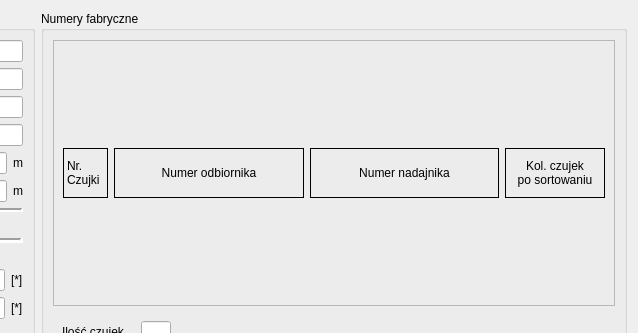
Qt form CzujkiLinioweApp/parametrybadaniaczujkidlg.ui (wiacekmarcin/CzujkiLiniowe) before a commit; both pictures show x 562 to 1200 and y 0 to 333 of the 1200 by 600 pixel window.
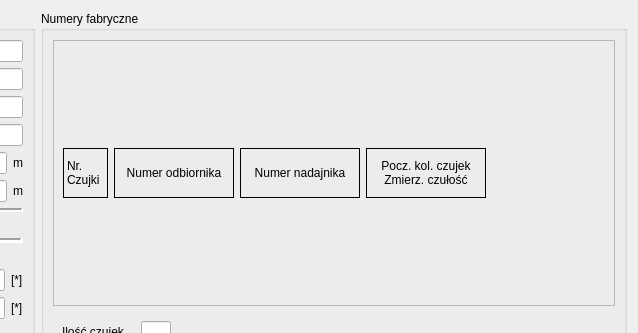
The same form after that commit.

Patch:
```diff
--- a/CzujkiLinioweApp/parametrybadaniaczujkidlg.ui
+++ b/CzujkiLinioweApp/parametrybadaniaczujkidlg.ui
@@ -294,6 +294,57 @@
          <enum>QFrame::Raised</enum>
         </property>
         <layout class="QGridLayout" name="gridLayoutNumerCzujek">
+         <item row="0" column="3" colspan="2">
+          <widget class="QLabel" name="headSortowanie">
+           <property name="minimumSize">
+            <size>
+             <width>100</width>
+             <height>0</height>
+            </size>
+           </property>
+           <property name="maximumSize">
+            <size>
+             <width>120</width>
+             <height>50</height>
+            </size>
+           </property>
+           <property name="frameShape">
+            <enum>QFrame::Box</enum>
+           </property>
+           <property name="text">
+            <string>Pocz. kol. czujek
+Zmierz. czułość</string>
+           </property>
+           <property name="alignment">
+            <set>Qt::AlignCenter</set>
+           </property>
+           <property name="margin">
+            <number>3</number>
+           </property>
+          </widget>
+         </item>
+         <item row="0" column="2">
+          <widget class="QLabel" name="hnumerReceiver">
+           <property name="minimumSize">
+            <size>
+             <width>60</width>
+             <height>20</height>
+            </size>
+           </property>
+           <property name="frameShape">
+            <enum>QFrame::Box</enum>
+           </property>
+           <property name="text">
+            <string>Numer nadajnika</string>
+           </property>
+           <property name="alignment">
+            <set>Qt::AlignCenter</set>
+           </property>
+           <property name="margin">
+            <number>3</number>
+           </property>
+          </widget>
+         </item>
          <item row="0" column="0">
           <widget class="QLabel" name="hlp">
            <property name="minimumSize">
@@ -342,57 +393,6 @@
            </property>
           </widget>
          </item>
-         <item row="0" column="2">
-          <widget class="QLabel" name="hnumerReceiver">
-           <property name="minimumSize">
-            <size>
-             <width>60</width>
-             <height>20</height>
-            </size>
-           </property>
-           <property name="frameShape">
-            <enum>QFrame::Box</enum>
-           </property>
-           <property name="text">
-            <string>Numer nadajnika</string>
-           </property>
-           <property name="alignment">
-            <set>Qt::AlignCenter</set>
-           </property>
-           <property name="margin">
-            <number>3</number>
-           </property>
-          </widget>
-         </item>
-         <item row="0" column="3">
-          <widget class="QLabel" name="headSortowanie">
-           <property name="minimumSize">
-            <size>
-             <width>100</width>
-             <height>0</height>
-            </size>
-           </property>
-           <property name="maximumSize">
-            <size>
-             <width>100</width>
-             <height>50</height>
-            </size>
-           </property>
-           <property name="frameShape">
-            <enum>QFrame::Box</enum>
-           </property>
-           <property name="text">
-            <string>Kol. czujek
-po sortowaniu</string>
-           </property>
-           <property name="alignment">
-            <set>Qt::AlignCenter</set>
-           </property>
-           <property name="margin">
-            <number>3</number>
-           </property>
-          </widget>
-         </item>
         </layout>
        </widget>
       </item>
```
Left out of the diff: 3 changed lines with no effect on the pictures.
